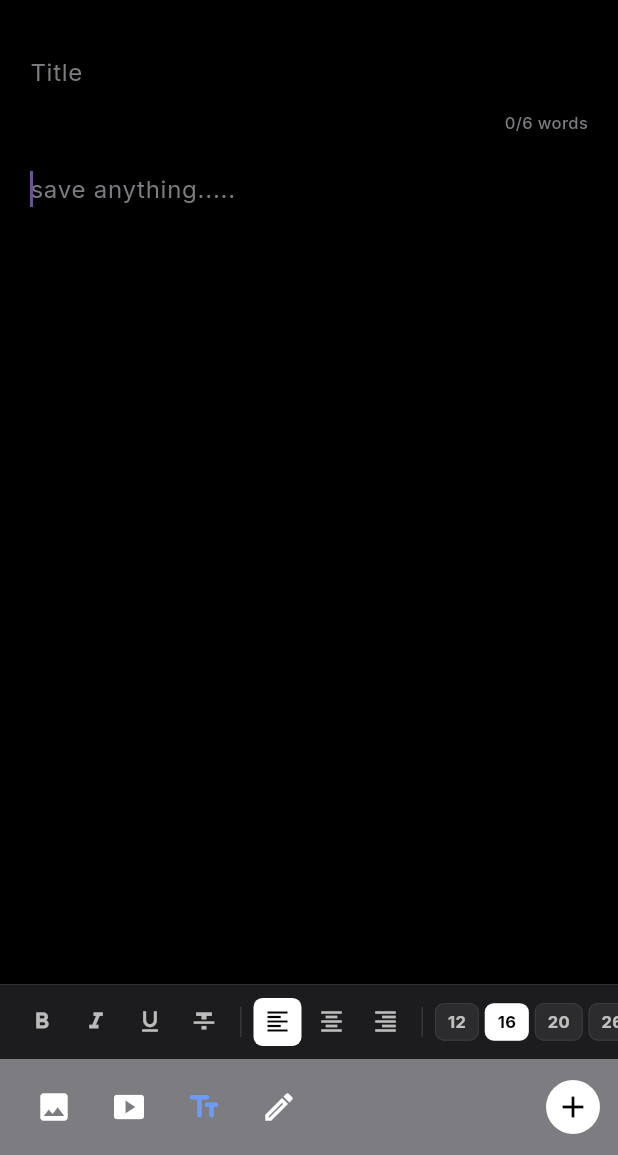
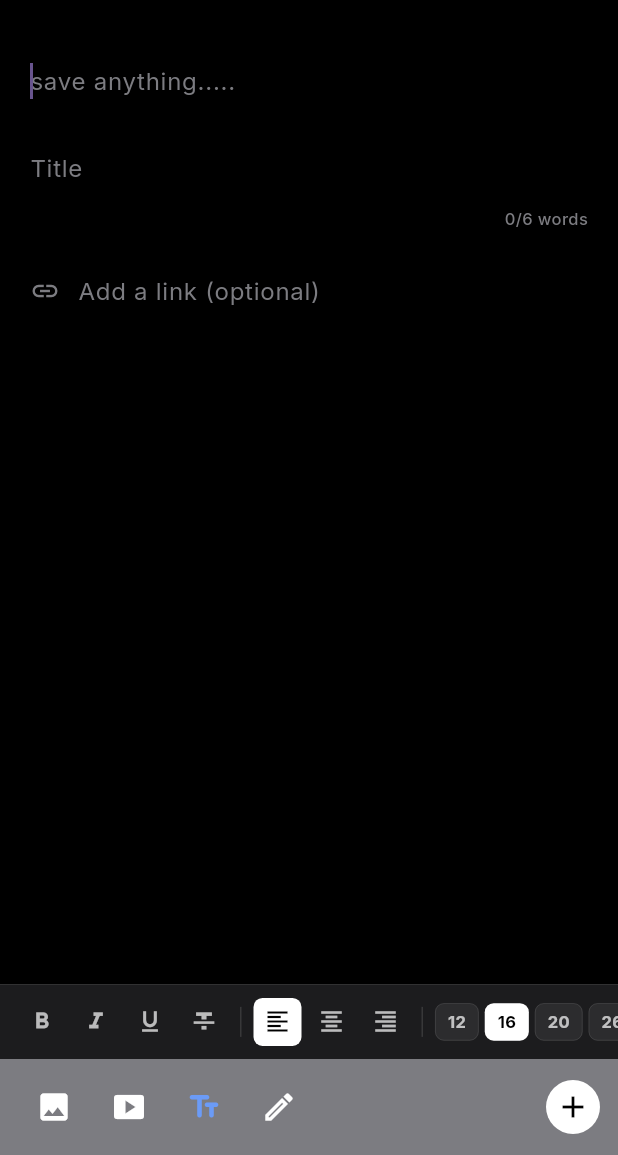
Before and after one commit to Alisonpinto/Saverites, a Flutter app: the WritePostScreen screen opened directly, item 3 of the bottom bar chosen, on a phone screen of 412 x 824 dp, the part 81-1236 px from its top. Run offline on Flutter 3.47's test engine with Material 3 defaults, Android fonts, the phone set to English and light mode, and no system bars; our stand-ins replace audioplayers, file_picker, flutter_contacts, flutter_local_notifications, flutter_secure_storage, flutter_svg and 7 more; missing offline and left inert: app_badge_plus, gal, tutorial_coach_mark; accounts and stored records are empty; network calls fail; project files that could hold a hidden picture were left out.

Commit message:
feat: enhance WritePostScreen field order, footer self-save button, dynamic profile counts, post details view from profile, detail screen action icon sorting, and release APK

```diff
--- a/lib/screens/post/write_post_screen.dart
+++ b/lib/screens/post/write_post_screen.dart
@@ -137,6 +137,7 @@ class _WritePostScreenState extends State<WritePostScreen>
 
     if (widget.editingPost != null) {
       final post = widget.editingPost!;
+      _saveInProfile = post.savedInProfile;
       _titleController.text = post.title;
       _bodyController.text = post.body;
       if (post.charStyles != null) {
@@ -1836,7 +1837,9 @@ class _WritePostScreenState extends State<WritePostScreen>
                         ),
                         const SizedBox(width: 4),
                         Text(
-                          widget.editingPost != null ? 'Edit Saved Item' : (widget.isSaveItem ? 'Save an Item' : 'Write a Post'),
+                          widget.editingPost != null
+                              ? 'Edit Saved Item'
+                              : (_saveInProfile ? 'Save an Item' : 'Write a Post'),
                           style: GoogleFonts.inter(
                             color: Colors.white,
                             fontSize: 24,
@@ -1856,7 +1859,7 @@ class _WritePostScreenState extends State<WritePostScreen>
                                 ),
                               )
                             : TextButton(
-                                onPressed: widget.isSaveItem
+                                onPressed: _saveInProfile
                                     ? _post
                                     : ((_pickedImagePath == null &&
                                             _pickedVideoPath == null)
@@ -1864,7 +1867,7 @@ class _WritePostScreenState extends State<WritePostScreen>
                                             'Please upload an image or video to post!')
                                         : _post),
                                 style: TextButton.styleFrom(
-                                  backgroundColor: (!widget.isSaveItem &&
+                                  backgroundColor: (!_saveInProfile &&
                                             _pickedImagePath == null &&
                                             _pickedVideoPath == null)
                                         ? Colors.white.withValues(alpha: 0.3)
@@ -1877,11 +1880,11 @@ class _WritePostScreenState extends State<WritePostScreen>
                                   ),
                                 ),
                                 child: Text(
-                                  widget.isSaveItem ? 'Save' : 'Post',
+                                  _saveInProfile ? 'Save' : 'Post',
                                   style: GoogleFonts.inter(
                                     fontSize: 14,
                                     fontWeight: FontWeight.w600,
-                                    color: (!widget.isSaveItem &&
+                                    color: (!_saveInProfile &&
                                             _pickedImagePath == null &&
                                             _pickedVideoPath == null)
                                         ? Colors.black38
@@ -1902,53 +1905,12 @@ class _WritePostScreenState extends State<WritePostScreen>
                       child: Column(
                         crossAxisAlignment: CrossAxisAlignment.start,
                         children: [
-                          // Always show Title input at the top
-                          TextField(
-                            controller: _titleController,
-                            focusNode: _titleFocusNode,
-                            maxLines: null,
-                            keyboardType: TextInputType.multiline,
-                            textCapitalization: TextCapitalization.sentences,
-                            onChanged: (_) => setState(() {}),
-                            inputFormatters: [
-                              WordLimitTextInputFormatter(6),
-                            ],
-                            style: GoogleFonts.inter(
-                              color: Colors.white,
-                              fontSize: 16,
-                              fontWeight: FontWeight.w400,
-                            ),
-                            decoration: InputDecoration(
-                              hintText: 'Title',
-                              hintStyle: GoogleFonts.inter(
-                                color: const Color(0xFF7C7C81),
-                                fontSize: 16,
-                                fontWeight: FontWeight.w400,
-                              ),
-                              border: InputBorder.none,
-                              contentPadding: EdgeInsets.zero,
-                            ),
-                          ),
-                          Align(
-                            alignment: Alignment.centerRight,
-                            child: Padding(
-                              padding: const EdgeInsets.only(top: 2, bottom: 6),
-                              child: Text(
-                                '${_getWordCount(_titleController.text)}/6 words',
-                                style: GoogleFonts.inter(
-                                  color: _getWordCount(_titleController.text) >= 6
-                                      ? const Color(0xFFFAF096)
-                                      : const Color(0xFF7C7C81),
-                                  fontSize: 11,
-                                  fontWeight: FontWeight.w500,
-                                ),
-                              ),
-                            ),
-                          ),
-
                           if (widget.isSaveItem) ...[
                             _buildAutomaticPreview(),
                             const SizedBox(height: 6),
+                          ],
+
+                          // Description (Body input)
                           TextField(
                             controller: _bodyController,
                             focusNode: _bodyFocusNode,
@@ -1968,7 +1930,7 @@ class _WritePostScreenState extends State<WritePostScreen>
                                     fontWeight: FontWeight.w400,
                                   ),
                             decoration: InputDecoration(
-                                hintText: 'save anything.....',
+                              hintText: widget.isSaveItem ? 'save anything.....' : 'Description',
                               hintStyle: GoogleFonts.inter(
                                 color: const Color(0xFF7C7C81),
                                 fontSize: 16,
@@ -1978,29 +1940,26 @@ class _WritePostScreenState extends State<WritePostScreen>
                               contentPadding: EdgeInsets.zero,
                             ),
                           ),
-                          ] else ...[
-                            // Body input
+                          const SizedBox(height: 10),
+
+                          // Title input below description
                           TextField(
-                              controller: _bodyController,
-                              focusNode: _bodyFocusNode,
+                            controller: _titleController,
+                            focusNode: _titleFocusNode,
                             maxLines: null,
-                              textAlign: _bodyAlign,
                             keyboardType: TextInputType.multiline,
                             textCapitalization: TextCapitalization.sentences,
-                              style: resolvedType == 'code'
-                                  ? const TextStyle(
-                                      fontFamily: 'Cascadia Code',
-                                      color: Color(0xFFB71C1C),
-                                      fontSize: 16,
-                                    )
-                                  : GoogleFonts.inter(
+                            onChanged: (_) => setState(() {}),
+                            inputFormatters: [
+                              WordLimitTextInputFormatter(6),
+                            ],
+                            style: GoogleFonts.inter(
                               color: Colors.white,
                               fontSize: 16,
                               fontWeight: FontWeight.w400,
                             ),
                             decoration: InputDecoration(
-                                hintText:
-                                    'Share your saved item to all..(optional)',
+                              hintText: 'Title',
                               hintStyle: GoogleFonts.inter(
                                 color: const Color(0xFF7C7C81),
                                 fontSize: 16,
@@ -2010,9 +1969,25 @@ class _WritePostScreenState extends State<WritePostScreen>
                               contentPadding: EdgeInsets.zero,
                             ),
                           ),
+                          Align(
+                            alignment: Alignment.centerRight,
+                            child: Padding(
+                              padding: const EdgeInsets.only(top: 2, bottom: 6),
+                              child: Text(
+                                '${_getWordCount(_titleController.text)}/6 words',
+                                style: GoogleFonts.inter(
+                                  color: _getWordCount(_titleController.text) >= 6
+                                      ? const Color(0xFFFAF096)
+                                      : const Color(0xFF7C7C81),
+                                  fontSize: 11,
+                                  fontWeight: FontWeight.w500,
+                                ),
+                              ),
+                            ),
+                          ),
                           const SizedBox(height: 10),
 
-                            // Link input
+                          // Link input (always available and optional)
                           TextField(
                             controller: _urlController,
                             maxLines: 1,
@@ -2040,7 +2015,6 @@ class _WritePostScreenState extends State<WritePostScreen>
                               contentPadding: EdgeInsets.zero,
                             ),
                           ),
-                          ],
 
                           // ── Attachment preview cards ────────────────────────
                           _buildAttachmentPreviews(),
```
Also changed, not shown: lib/screens/feed/feed_screen.dart (+12 -3 lines), lib/screens/post_detail/post_detail_screen.dart (+60 -29 lines), lib/screens/profile/profile_screen.dart (+26 -3 lines), lib/utils/post_store.dart (+20 -15 lines), 2 other files. Lines whose indentation alone changed are shown as unchanged.
